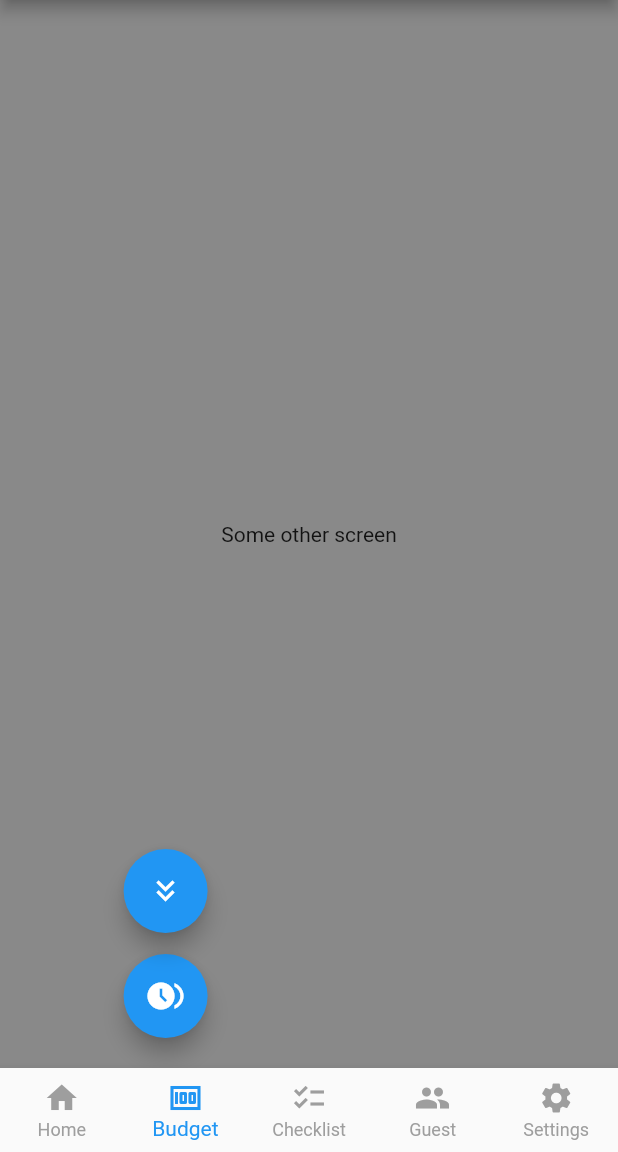
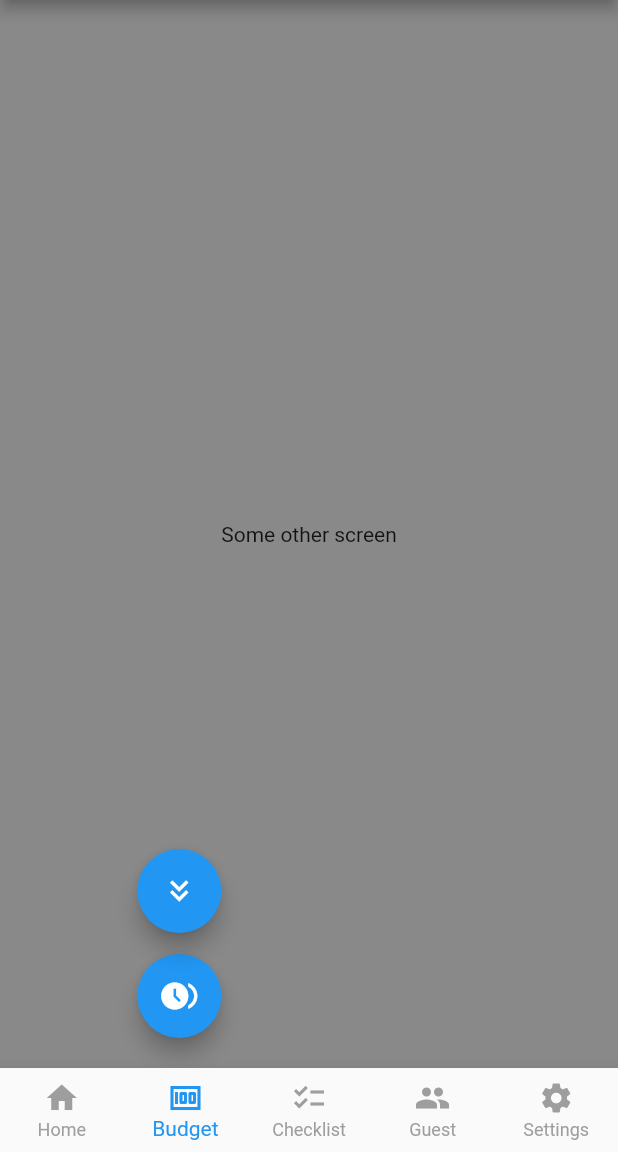
Before and after one commit to WorkWithAfridi/Wedsly-BudgetPopUpAnimation, a Flutter app: the screen it shows after launch, item 2 of the bottom bar chosen, on a phone screen of 412 x 824 dp, the part 84-1236 px from its top. Run offline on Flutter 3.47's test engine with Material 2 defaults, Android fonts, the phone set to English and light mode, and no system bars; our stand-ins replace get.

Commit message:
UI Update

```diff
--- a/lib/view/home_frame.dart
+++ b/lib/view/home_frame.dart
@@ -32,7 +32,7 @@ class HomeFrame extends StatelessWidget {
                               children: [
                                 AnimatedPositioned(
                                   bottom: controller.startBudgetFloatingActionButtonAnimation.value ? 20 : -80,
-                                  left: Get.width / 5,
+                                  left: Get.width / 4.5,
                                   duration: const Duration(
                                     milliseconds: 200,
                                   ),
@@ -45,7 +45,7 @@ class HomeFrame extends StatelessWidget {
                                 ),
                                 AnimatedPositioned(
                                   bottom: controller.startBudgetFloatingActionButtonAnimation.value ? 90 : -80,
-                                  left: Get.width / 5,
+                                  left: Get.width / 4.5,
                                   duration: const Duration(
                                     milliseconds: 200,
                                   ),
```
